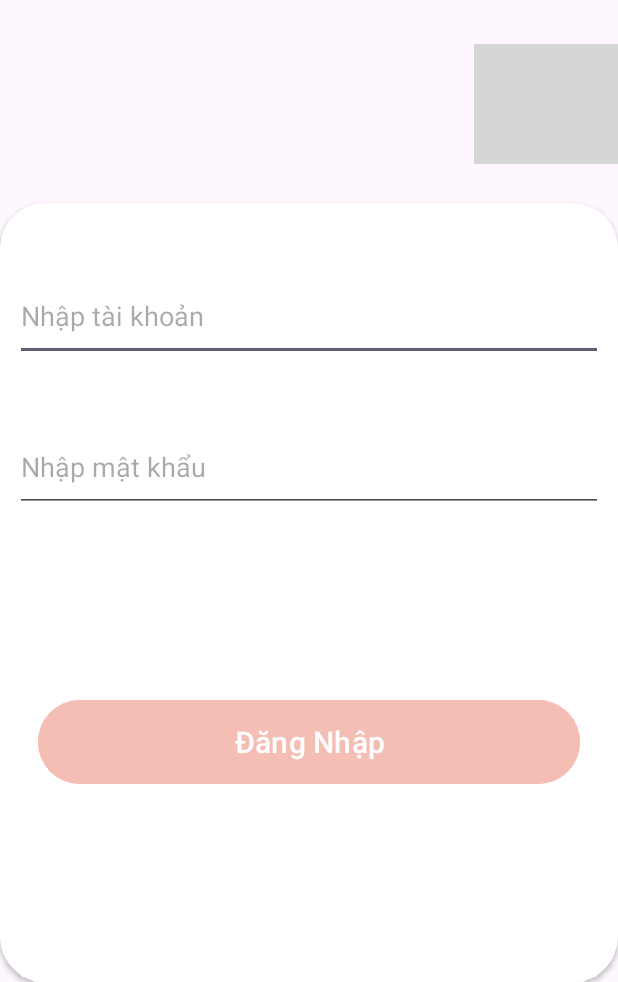
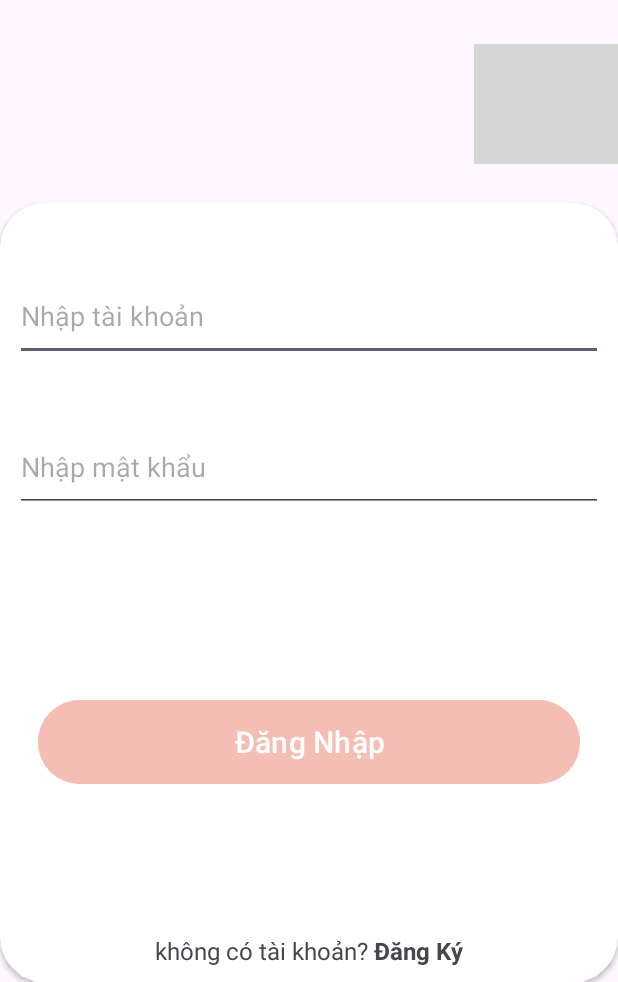
Before and after one commit to son24052002/AppDocSach, an Android app: the loginadmin screen opened directly, with no data from a screen before it, on a phone screen of 412 x 824 dp, the part 254-1236 px from its top. Run offline under Robolectric (Android 15) with nearby library versions, the light colour scheme and no system bars; grey boxes are pictures that could not be loaded.

Commit message:
update loginActivity

```diff
--- a/adminapp/src/main/res/layout/activity_loginadmin.xml
+++ b/adminapp/src/main/res/layout/activity_loginadmin.xml
@@ -110,6 +110,18 @@
 
                 app:layout_constraintVertical_bias="0.3" />
 
+            <TextView
+                android:id="@+id/tvNoAccount"
+                android:layout_width="wrap_content"
+                android:layout_height="wrap_content"
+                android:text="@string/noAccount"
+                app:layout_constraintBottom_toBottomOf="parent"
+                app:layout_constraintLeft_toLeftOf="parent"
+                app:layout_constraintRight_toRightOf="parent"
+                android:layout_marginBottom="10dp"
+                android:textSize="16sp"
+                />
+
 
         </androidx.constraintlayout.widget.ConstraintLayout>
 
--- a/adminapp/src/main/res/values/strings.xml
+++ b/adminapp/src/main/res/values/strings.xml
@@ -1,3 +1,4 @@
 <resources>
     <string name="app_name">Admin App</string>
+    <string name="noAccount">không có tài khoản? <b>Đăng Ký</b></string>
 </resources>
```
